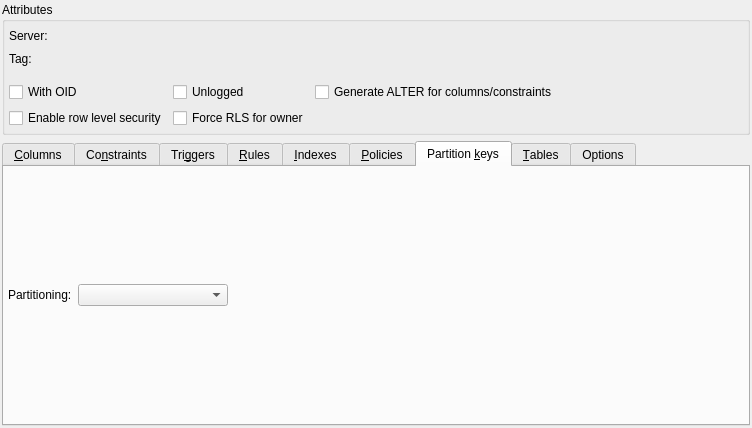
Before: the Qt Designer form libs/libgui/ui/dbobjects/tablewidget.ui in pgmodeler/pgmodeler, drawn with Qt 5.
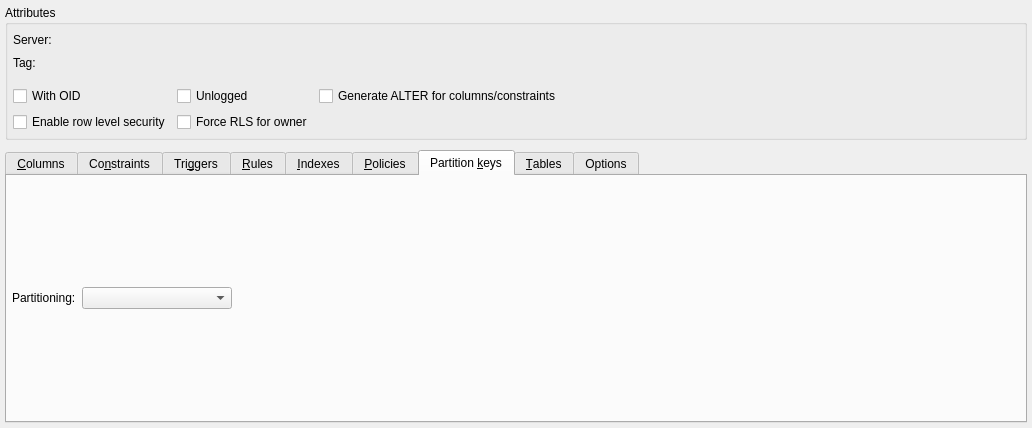
After: the same form once the commit is applied. The open tabs and pages were chosen to show the change.

What changed in the file:
```diff
--- a/libs/libgui/ui/dbobjects/tablewidget.ui
+++ b/libs/libgui/ui/dbobjects/tablewidget.ui
@@ -6,7 +6,7 @@
    <rect>
     <x>0</x>
     <y>0</y>
-    <width>752</width>
+    <width>1032</width>
     <height>428</height>
    </rect>
   </property>
@@ -18,19 +18,19 @@
   </property>
   <layout class="QGridLayout" name="table_grid">
    <property name="leftMargin">
-    <number>2</number>
+    <number>5</number>
    </property>
    <property name="topMargin">
-    <number>2</number>
+    <number>5</number>
    </property>
    <property name="rightMargin">
-    <number>2</number>
+    <number>5</number>
    </property>
    <property name="bottomMargin">
-    <number>2</number>
+    <number>5</number>
    </property>
    <property name="spacing">
-    <number>6</number>
+    <number>10</number>
    </property>
    <item row="1" column="0" colspan="2">
     <widget class="QGroupBox" name="attributes_gb">
@@ -39,16 +39,16 @@
      </property>
      <layout class="QGridLayout" name="gridLayout_2">
       <property name="leftMargin">
-       <number>4</number>
+       <number>5</number>
       </property>
       <property name="topMargin">
-       <number>4</number>
+       <number>5</number>
       </property>
       <property name="rightMargin">
-       <number>4</number>
+       <number>5</number>
       </property>
       <property name="bottomMargin">
-       <number>4</number>
+       <number>5</number>
       </property>
       <item row="2" column="0" colspan="2">
        <layout class="QGridLayout" name="gridLayout">
@@ -229,16 +229,16 @@
       </attribute>
       <layout class="QGridLayout" name="partitioning_grid">
        <property name="leftMargin">
-        <number>4</number>
+        <number>5</number>
        </property>
        <property name="topMargin">
-        <number>4</number>
+        <number>5</number>
        </property>
        <property name="rightMargin">
-        <number>4</number>
+        <number>5</number>
        </property>
        <property name="bottomMargin">
-        <number>4</number>
+        <number>5</number>
        </property>
        <item row="0" column="0">
         <widget class="QLabel" name="partitioning_type_lbl">
```
